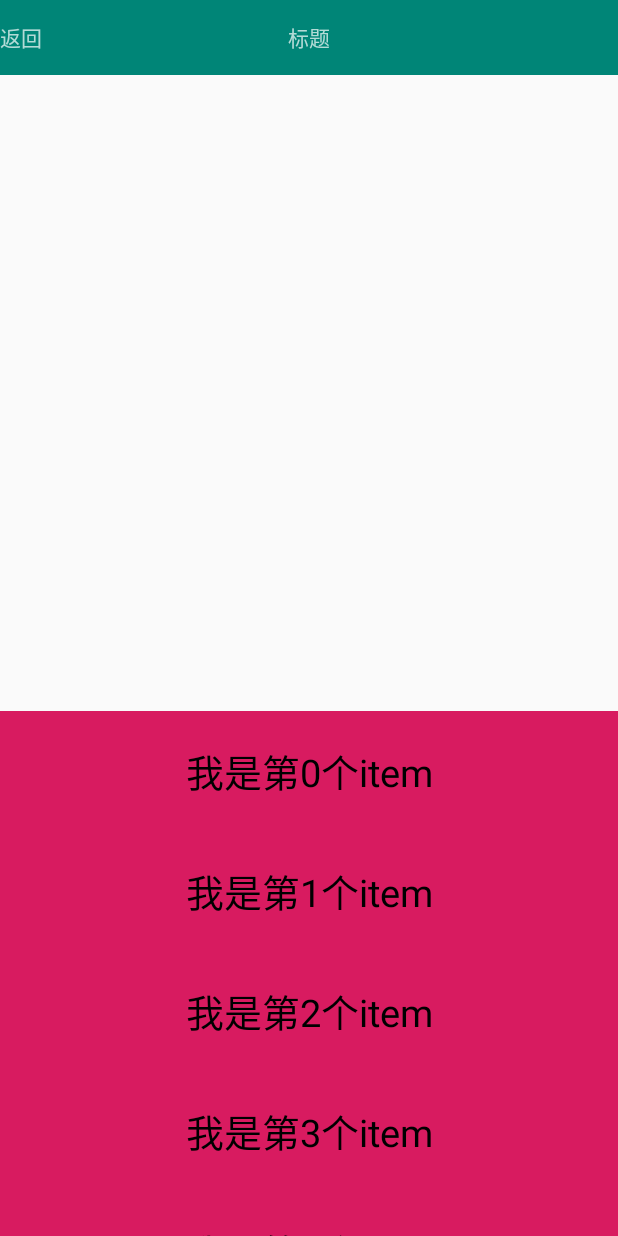
After one commit to hezijie1234/FrameWorkSource_4, an Android app: the TestCoodActivity screen opened directly, with no data from a screen before it, on a phone screen of 412 x 824 dp. The commit adds this screen. Run offline under Robolectric (Android 15) with nearby library versions, the phone set to English and light mode, and no system bars.

Commit message:
coordinateLayout测试

```diff
--- a/app/build.gradle
+++ b/app/build.gradle
@@ -28,4 +28,6 @@ dependencies {
     androidTestImplementation 'androidx.test.espresso:espresso-core:3.1.1'
     implementation 'androidx.recyclerview:recyclerview:1.1.0'
     implementation 'androidx.cardview:cardview:1.0.0'
+    implementation 'com.android.support:design:28.0.0'
+
 }
--- a/app/src/main/AndroidManifest.xml
+++ b/app/src/main/AndroidManifest.xml
@@ -9,7 +9,8 @@
         android:roundIcon="@mipmap/ic_launcher_round"
         android:supportsRtl="true"
         android:theme="@style/AppTheme">
-        <activity android:name=".TestFlowActivity"></activity>
+        <activity android:name=".TestCoodActivity"></activity>
+        <activity android:name=".TestFlowActivity" />
         <activity android:name=".CardViewTestActivity" />
         <activity android:name=".RVTestActivity" />
         <activity android:name=".ViewBaseActivity1" />
--- /dev/null
+++ b/app/src/main/java/com/zijie/frameworksource_4/BaseRecyclerAdapter.java
@@ -0,0 +1,104 @@
+package com.zijie.frameworksource_4;
+
+import android.content.Context;
+import android.view.LayoutInflater;
+import android.view.View;
+import android.view.ViewGroup;
+
+import androidx.recyclerview.widget.RecyclerView;
+
+import java.util.ArrayList;
+import java.util.List;
+
+/**
+ * @ explain:
+ * @ author：xujun on 2016/5/13 15:45
+ * @ email：gdutxiaoxu@163.com
+ */
+public abstract class BaseRecyclerAdapter<T> extends DefaultAdapter<T> {
+
+    protected Context mContext;
+    protected final int mItemLayoutId;
+
+    public BaseRecyclerAdapter(Context context, int itemLayoutId) {
+        mContext = context;
+        mItemLayoutId = itemLayoutId;
+        mDatas = new ArrayList<>();
+    }
+
+    public BaseRecyclerAdapter(Context context, int itemLayoutId, List<T> datas) {
+        mContext = context;
+        mItemLayoutId = itemLayoutId;
+        mDatas = datas;
+    }
+
+    @Override
+    public RecyclerView.ViewHolder onCreateViewHolder(ViewGroup parent, int viewType) {
+
+
+        BaseRecyclerHolder holder = new BaseRecyclerHolder(LayoutInflater.from
+                (mContext).
+                inflate(mItemLayoutId, parent, false));
+        setListener(parent, holder, viewType);
+        return holder;
+    }
+
+    @Override
+    public void onBindViewHolder(final RecyclerView.ViewHolder holder, int position) {
+        BaseRecyclerHolder baseHolder = (BaseRecyclerHolder) holder;
+
+        convert(baseHolder, (T) mDatas.get(position), position);
+    }
+
+    /**
+     * @param holder   自定义的ViewHolder对象，可以getView获取控件
+     * @param item     对应的数据
+     * @param position
+     */
+    public abstract void convert(BaseRecyclerHolder holder, T item, int position);
+
+    @Override
+    public int getItemCount() {
+        return isEmpty() ? 0 : mDatas.size();
+    }
+
+    protected boolean isEnabled(int viewType) {
+        return true;
+    }
+
+    public void setClickListener(BaseRecyclerHolder holder, int id, View.OnClickListener
+            onClickListener) {
+        holder.getView(id).setOnClickListener(onClickListener);
+    }
+
+    protected void setListener(final ViewGroup parent, final BaseRecyclerHolder viewHolder, int
+            viewType) {
+        if (!isEnabled(viewType)) return;
+        viewHolder.getConvertView().setOnClickListener(new View.OnClickListener() {
+            @Override
+            public void onClick(View v) {
+                if (mOnItemClickListener != null) {
+                    //这个方法是获取在holder里面真正的位置，而不是对应list的位置
+                    int position = viewHolder.getAdapterPosition()-1;
+                    T t = mDatas.get(position);
+                    mOnItemClickListener.onClick(v, viewHolder, t, position);
+                }
+            }
+        });
+
+        viewHolder.getConvertView().setOnLongClickListener(new View.OnLongClickListener() {
+            @Override
+            public boolean onLongClick(View v) {
+                if (mOnLongItemClickListener != null) {
+                    int position = viewHolder.getAdapterPosition();
+                    return mOnLongItemClickListener.onItemLongClick(v, viewHolder, mDatas.get
+                            (position), position);
+                }
+                return false;
+            }
+        });
+
+    }
+
+
+}
--- /dev/null
+++ b/app/src/main/java/com/zijie/frameworksource_4/ItemAdapter.java
@@ -0,0 +1,26 @@
+package com.zijie.frameworksource_4;
+
+import android.content.Context;
+import android.widget.TextView;
+
+
+import java.util.List;
+
+/**
+ * @ explain:
+ * @ author：xujun on 2016/10/18 16:42
+ * @ email：gdutxiaoxu@163.com
+ */
+public class ItemAdapter extends BaseRecyclerAdapter<String> {
+
+    public ItemAdapter(Context context, List<String> datas) {
+        super(context, R.layout.item_string, datas);
+    }
+
+    @Override
+    public void convert(BaseRecyclerHolder holder, String item, int position) {
+        TextView  tv=holder.getView(R.id.tv);
+        tv.setText(item);
+
+    }
+}
--- a/app/src/main/java/com/zijie/frameworksource_4/MainActivity.java
+++ b/app/src/main/java/com/zijie/frameworksource_4/MainActivity.java
@@ -30,4 +30,8 @@ public class MainActivity extends AppCompatActivity {
     public void flowClick(View view) {
         startActivity(new Intent(this,TestFlowActivity.class));
     }
+
+    public void testCoor(View view) {
+        startActivity(new Intent(this,TestCoodActivity.class));
+    }
 }
--- /dev/null
+++ b/app/src/main/java/com/zijie/frameworksource_4/TestCoodActivity.java
@@ -0,0 +1,80 @@
+package com.zijie.frameworksource_4;
+
+import androidx.annotation.NonNull;
+import androidx.appcompat.app.AppCompatActivity;
+import androidx.recyclerview.widget.LinearLayoutManager;
+import androidx.recyclerview.widget.RecyclerView;
+
+import android.os.Bundle;
+import android.util.Log;
+import android.view.View;
+import android.widget.RelativeLayout;
+
+import com.google.android.material.bottomsheet.BottomSheetBehavior;
+
+import java.util.ArrayList;
+import java.util.List;
+
+public class TestCoodActivity extends AppCompatActivity {
+    private RecyclerView mRecyclerView;
+    private BottomSheetBehavior<RecyclerView> mFrom;
+//    private RelativeLayout mRlBottomSheet;
+    private List<String> mDatas;
+    private ItemAdapter mAdapter;
+
+    @Override
+    protected void onCreate(Bundle savedInstanceState) {
+        super.onCreate(savedInstanceState);
+        setContentView(R.layout.activity_test_cood);
+        mRecyclerView = (RecyclerView) findViewById(R.id.recyclerView);
+//        mRlBottomSheet = (RelativeLayout) findViewById(R.id.rl_bottom_sheet);
+        mFrom = BottomSheetBehavior.from(mRecyclerView);
+        initData();
+        initListener();
+    }
+    private void initData() {
+//        WriteLogUtil.init(this);
+        LinearLayoutManager layoutManager = new LinearLayoutManager(this);
+        mRecyclerView.setLayoutManager(layoutManager);
+//        DividerItemDecoration itemDecoration = new DividerItemDecoration(this,
+//                LinearLayoutManager.VERTICAL);
+//        mRecyclerView.addItemDecoration(itemDecoration);
+
+        mDatas = new ArrayList<>();
+        for (int i = 0; i < 50; i++) {
+            String s = String.format("我是第%d个item", i);
+            mDatas.add(s);
+        }
+        mAdapter = new ItemAdapter(this, mDatas);
+        mRecyclerView.setAdapter(mAdapter);
+    }
+
+    private void initListener() {
+
+        mFrom.setBottomSheetCallback(new BottomSheetBehavior.BottomSheetCallback() {
+            @Override
+            public void onStateChanged(@NonNull View bottomSheet, int newState) {
+                Log.e("111", "onStateChanged: newState=" + newState);
+            }
+
+            @Override
+            public void onSlide(@NonNull View bottomSheet, float slideOffset) {
+                Log.e("111", "onStateChanged: slideOffset=" + slideOffset);
+            }
+        });
+
+        mRecyclerView.setOnScrollListener(new RecyclerView.OnScrollListener() {
+            @Override
+            public void onScrollStateChanged(RecyclerView recyclerView, int newState) {
+                super.onScrollStateChanged(recyclerView, newState);
+            }
+
+            @Override
+            public void onScrolled(RecyclerView recyclerView, int dx, int dy) {
+                super.onScrolled(recyclerView, dx, dy);
+                Log.e("111", "onScrolled: dy=" + dy);
+            }
+        });
+    }
+
+}
--- a/app/src/main/res/layout/activity_main.xml
+++ b/app/src/main/res/layout/activity_main.xml
@@ -30,6 +30,11 @@
             android:layout_height="wrap_content"
             android:onClick="flowClick"
             android:text="流式布局测试"/>
+        <Button
+            android:layout_width="wrap_content"
+            android:layout_height="wrap_content"
+            android:onClick="testCoor"
+            android:text="CoordinatorLayout使用"/>
     </LinearLayout>
 
 </androidx.core.widget.NestedScrollView>
--- /dev/null
+++ b/app/src/main/res/layout/activity_test_cood.xml
@@ -0,0 +1,54 @@
+<?xml version="1.0" encoding="utf-8"?>
+<androidx.coordinatorlayout.widget.CoordinatorLayout xmlns:android="http://schemas.android.com/apk/res/android"
+    xmlns:app="http://schemas.android.com/apk/res-auto"
+    xmlns:tools="http://schemas.android.com/tools"
+    android:layout_width="match_parent"
+    android:layout_height="match_parent"
+    tools:context=".TestCoodActivity">
+
+    <com.google.android.material.appbar.AppBarLayout
+        android:layout_width="match_parent"
+        android:layout_height="wrap_content"
+        android:theme="@style/ThemeOverlay.AppCompat.Dark.ActionBar">
+        <RelativeLayout
+            android:layout_width="match_parent"
+            android:layout_height="50dp"
+            android:background="?attr/colorPrimary"
+            app:layout_scrollFlags="scroll|exitUntilCollapsed"
+            app:popupTheme="@style/ThemeOverlay.AppCompat.Light" >
+            <TextView
+                android:layout_width="wrap_content"
+                android:layout_height="wrap_content"
+                android:text="返回"
+                android:layout_centerVertical="true"
+                />
+            <TextView
+                android:layout_width="wrap_content"
+                android:layout_height="wrap_content"
+                android:text="标题"
+                android:layout_centerInParent="true"/>
+        </RelativeLayout>
+    </com.google.android.material.appbar.AppBarLayout>
+
+    <androidx.recyclerview.widget.RecyclerView
+        android:background="@color/colorAccent"
+        android:id="@+id/recyclerView"
+        android:layout_width="match_parent"
+        android:layout_height="match_parent"
+        app:behavior_hideable="false"
+        app:behavior_peekHeight="350dp"
+        app:layout_behavior="@string/bottom_sheet_behavior"/>
+    <!--<RelativeLayout-->
+        <!--android:layout_width="match_parent"-->
+        <!--android:layout_height="100dp"-->
+        <!--android:background="@color/colorAccent"-->
+        <!--android:id="@+id/rl_bottom_sheet"-->
+        <!--app:layout_behavior="@string/bottom_sheet_behavior">-->
+        <!--<TextView-->
+            <!--android:layout_width="match_parent"-->
+            <!--android:layout_height="match_parent"-->
+            <!--android:gravity="center"-->
+            <!--android:text="我是 BottomSheet"-->
+            <!--android:textSize="18sp" />-->
+    <!--</RelativeLayout>-->
+</androidx.coordinatorlayout.widget.CoordinatorLayout>
--- /dev/null
+++ b/app/src/main/res/layout/item_string.xml
@@ -0,0 +1,19 @@
+<?xml version="1.0" encoding="utf-8"?>
+<LinearLayout xmlns:android="http://schemas.android.com/apk/res/android"
+    xmlns:tools="http://schemas.android.com/tools"
+    android:layout_width="match_parent"
+    android:layout_height="80dp"
+    android:orientation="vertical">
+
+    <TextView
+        android:id="@+id/tv"
+        android:layout_width="match_parent"
+        android:layout_height="match_parent"
+        android:layout_gravity="center"
+        android:gravity="center"
+        android:padding="10dp"
+        android:textColor="#000"
+        android:textSize="25sp"
+        tools:text="测试" />
+
+</LinearLayout>
--- a/app/src/main/res/values/styles.xml
+++ b/app/src/main/res/values/styles.xml
@@ -1,7 +1,7 @@
 <resources>
 
     <!-- Base application theme. -->
-    <style name="AppTheme" parent="Theme.AppCompat.Light.DarkActionBar">
+    <style name="AppTheme" parent="Theme.AppCompat.DayNight.NoActionBar">
         <!-- Customize your theme here. -->
         <item name="colorPrimary">@color/colorPrimary</item>
         <item name="colorPrimaryDark">@color/colorPrimaryDark</item>
```
Also changed, not shown: app/src/main/java/com/zijie/frameworksource_4/BaseRecyclerHolder.java (added, +216 -0 lines), app/src/main/java/com/zijie/frameworksource_4/DefaultAdapter.java (added, +143 -0 lines).
